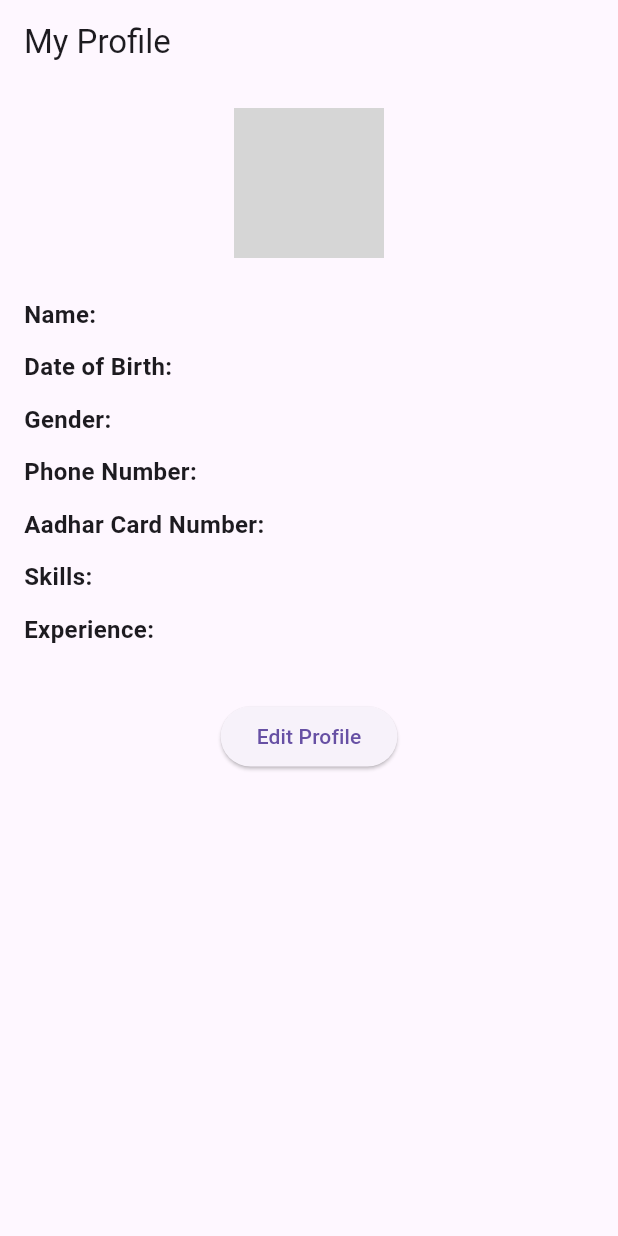
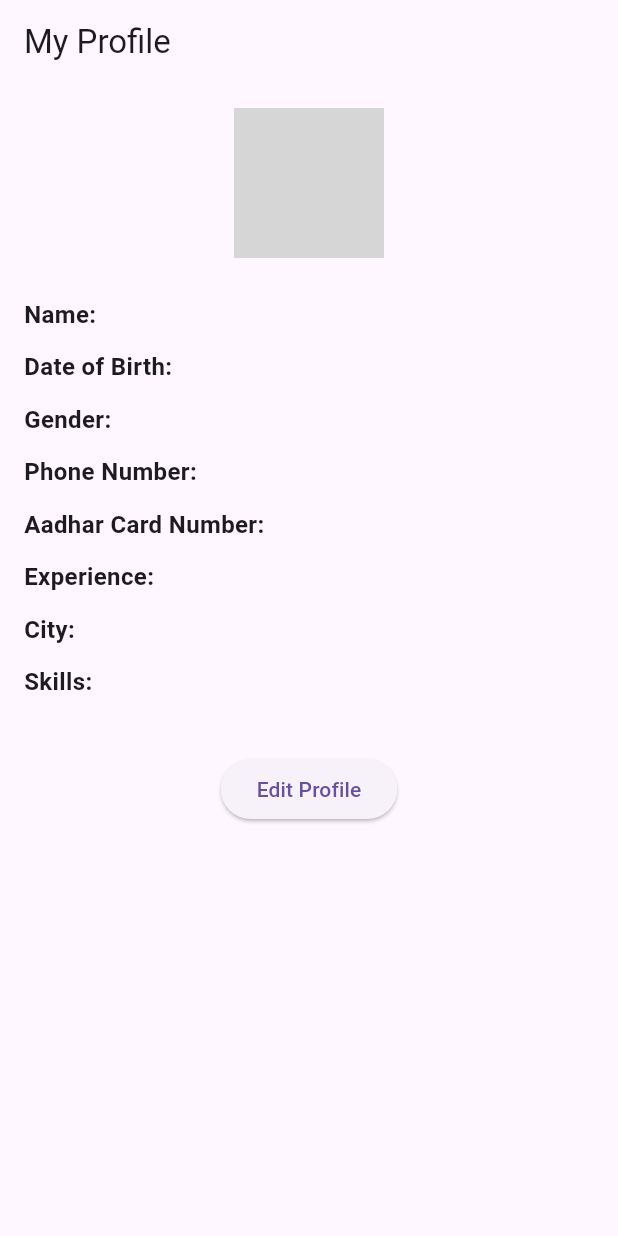
Before and after one commit to kaam-dekho/Kaamdekhoworker-app, a Flutter app: the WorkerProfileScreen screen opened directly with empty values, on a phone screen of 412 x 824 dp. Run offline on Flutter 3.47's test engine with Material 3 defaults, Android fonts, the phone set to English and light mode, and no system bars; our stand-ins replace geolocator, google_fonts, image_picker; missing offline and left inert: twilio_flutter; grey boxes are pictures that could not be loaded.

```diff
--- a/lib/screens/login_screen.dart
+++ b/lib/screens/login_screen.dart
@@ -41,10 +41,9 @@ class _LoginScreenState extends State<LoginScreen> {
     generatedOTP = generateOTP();
     visibleOTP = generatedOTP;
 
-    // Call backend login API
     try {
       final response = await http.post(
-        Uri.parse("http://172.16.58.93:5000/api/auth/login"), // Replace with your IP
+        Uri.parse("http://172.16.58.52:5000/api/auth/login"),
         headers: {"Content-Type": "application/json"},
         body: jsonEncode({"phone": phoneNumber}),
       );
--- a/lib/screens/worker_profile_screen.dart
+++ b/lib/screens/worker_profile_screen.dart
@@ -26,12 +26,14 @@ class WorkerProfileScreen extends StatelessWidget {
 
               // Dynamic Profile Details
               _buildProfileDetail("Name", worker['name'] ?? "N/A"),
-              _buildProfileDetail("Date of Birth", worker['dob'] ?? "N/A"),
+              _buildProfileDetail("Date of Birth", worker['worker_dob'] ?? "N/A"),
               _buildProfileDetail("Gender", worker['gender'] ?? "N/A"),
               _buildProfileDetail("Phone Number", worker['phone'] ?? "N/A"),
-              _buildProfileDetail("Aadhar Card Number", worker['aadhar'] ?? "N/A"),
-              _buildProfileDetail("Skills", (worker['skills'] as List?)?.join(", ") ?? "N/A"),
+              _buildProfileDetail("Aadhar Card Number", worker['aadhaar_number'] ?? "N/A"),
+              //_buildProfileDetail("Skills", (worker['worker'] as List?)?.join(", ") ?? "N/A"),
               _buildProfileDetail("Experience", worker['experience'] ?? "N/A"),
+              _buildProfileDetail("City", worker['city'] ?? "N/A"),
+              _buildProfileDetail("Skills", worker['worker_type'] ?? "N/A"),
 
               const SizedBox(height: 30),
               Center(
```
